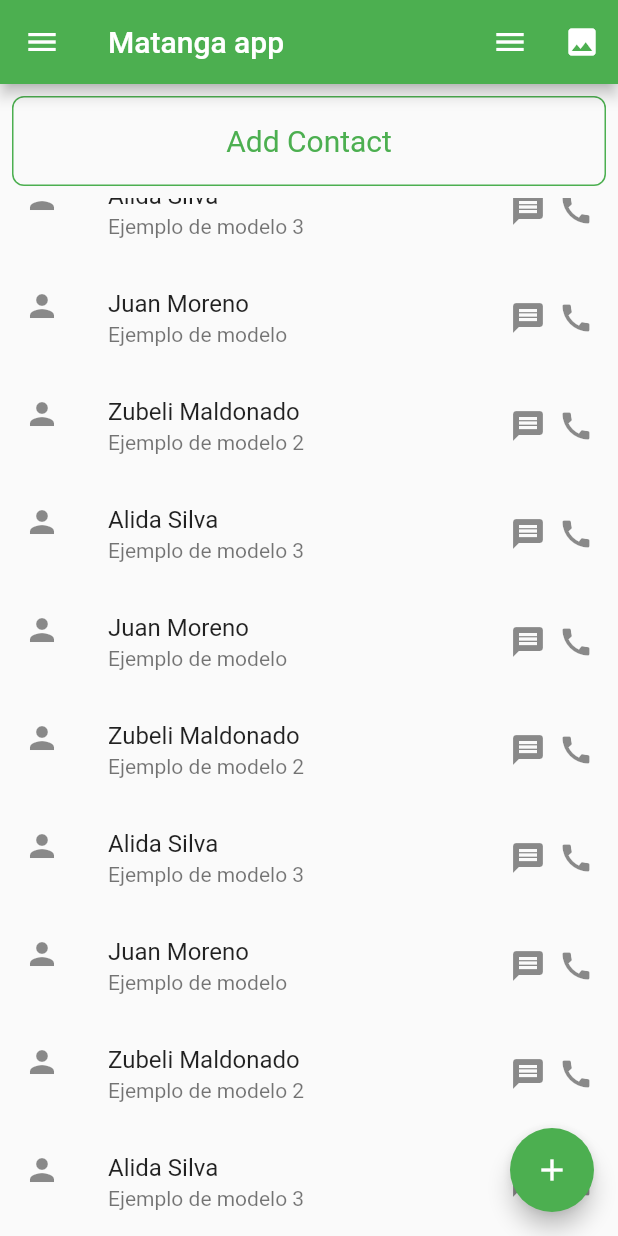
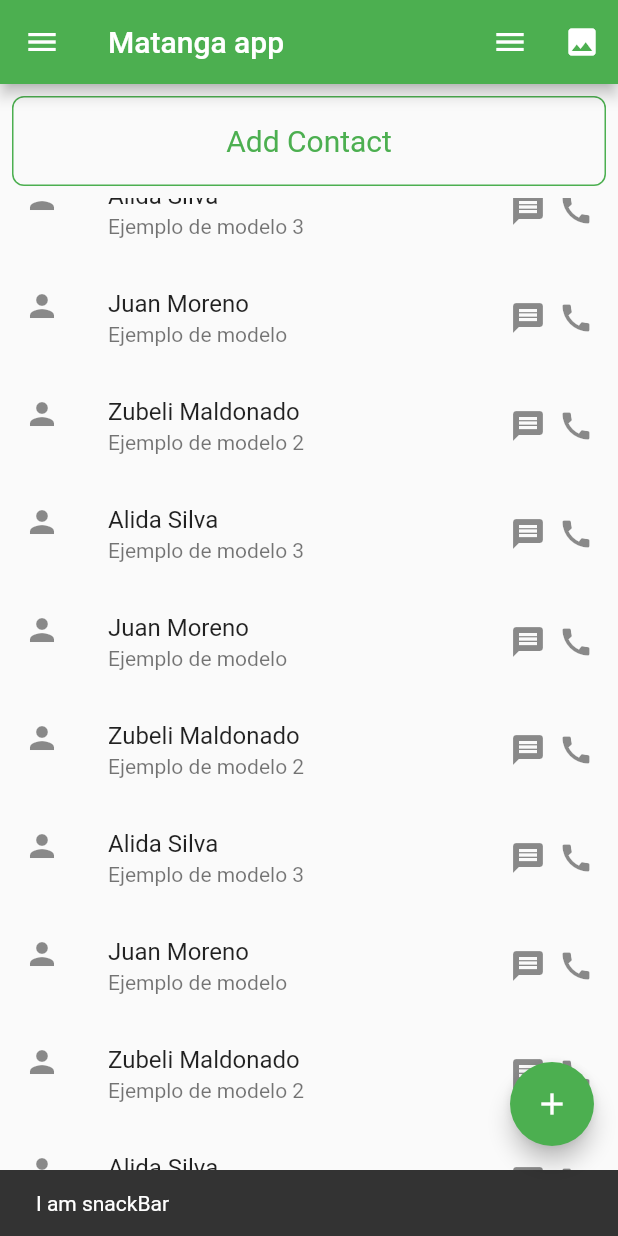
Before and after one commit to morjuax/curso_flutter_basico, a Flutter app: the screen it shows after launch, scrolled down 172 dp, after a tap on the "add" icon, on a phone screen of 412 x 824 dp. Run offline on Flutter 3.47's test engine with Material 2 defaults, Android fonts, the phone set to English and light mode, and no system bars; statements that could not run were skipped.

```diff
--- a/lib/ui/pages/home_page.dart
+++ b/lib/ui/pages/home_page.dart
@@ -25,17 +25,17 @@ List<Widget> pages = [
         CustomButton(),
         // buttons(),
         Expanded(
-          child: ListView(
-            children: [
-              for (int i = 0; i < persons.length; i++)
-                Dismissible(
-                    background: Container(color: Colors.red),
-                    onDismissed: (direction) => persons.removeAt(i),
-                    key: Key(i.toString()),
-                    child: CustomListTile(
-                      person: persons[i],
-                    ))
-            ],
+          child: ListView.builder(
+            itemCount: persons.length,
+            itemBuilder: (context, picker){
+              return  Dismissible(
+                  background: Container(color: Colors.red),
+                  onDismissed: (direction) => persons.removeAt(picker),
+                  key: Key(picker.toString()),
+                  child: CustomListTile(
+                    person: persons[picker],
+                  ));
+            },
           ),
         )
       ],
@@ -43,6 +43,8 @@ List<Widget> pages = [
   ),
   Container(color: Colors.blue)
 ];
+
+GlobalKey<ScaffoldState> homeKey = GlobalKey<ScaffoldState>();
 
 class HomePage extends StatefulWidget {
   @override
@@ -63,6 +65,7 @@ class _HomePageState extends State<HomePage> {
   @override
   Widget build(BuildContext context) {
     return Scaffold(
+        key: homeKey,
         drawer: Drawer(
           child: Column(
             children: [
@@ -72,6 +75,8 @@ class _HomePageState extends State<HomePage> {
               ListTile(
                 title: Text('Inicio'),
                 onTap: () {
+                  homeKey.currentState
+                      .showSnackBar(SnackBar(content: Text('I am snackBar')));
                   Navigator.pop(context);
                   setState(() {
                     picker = 0;
@@ -90,11 +95,17 @@ class _HomePageState extends State<HomePage> {
             ],
           ),
         ),
-        floatingActionButton: FloatingActionButton(
-          onPressed: () {
-            print('Button float pressed!');
+        floatingActionButton: Builder(
+          builder: (BuildContext context) {
+            return FloatingActionButton(
+              onPressed: () {
+                Scaffold.of(context)
+                    .showSnackBar(SnackBar(content: Text('I am snackBar')));
+                print('Button float pressed!');
+              },
+              child: Icon(Icons.add),
+            );
           },
-          child: Icon(Icons.add),
         ),
         appBar: AppBar(
           actions: [
--- a/lib/ui/widgets/custom_buttons.dart
+++ b/lib/ui/widgets/custom_buttons.dart
@@ -1,6 +1,7 @@
 import 'package:curso_flutter_basico/controllers/main_controller.dart';
 import 'package:curso_flutter_basico/controllers/themeController.dart';
 import 'package:curso_flutter_basico/ui/pages/form_contact_page.dart';
+import 'package:curso_flutter_basico/ui/pages/home_page.dart';
 import 'package:flutter/material.dart';
 
 class CustomButton extends StatelessWidget {
@@ -14,7 +15,7 @@ class CustomButton extends StatelessWidget {
           titleButton.value = 'New title notifier';
           pressButton();
           _controller.changeTheme();
-          // Navigator.pushNamed(context, 'formContact');
+          Navigator.pushNamed(context, 'formContact');
         },
         onLongPress: () {
           print('presionado largo del boton');
```
